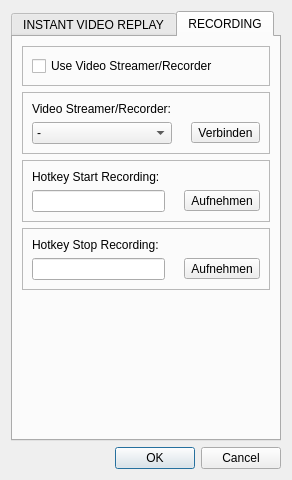
christopherK192/RecordWindow, file resource/settingdialog.ui: the form before one commit.
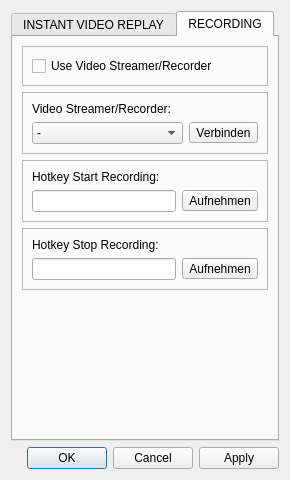
The form after the commit. The open tabs and pages were chosen to show the change. Icons and pictures are not drawn.

Commit message: canged setting window

What changed in the file:
```diff
--- a/resource/settingdialog.ui
+++ b/resource/settingdialog.ui
@@ -308,41 +308,6 @@
           <enum>QFrame::Raised</enum>
          </property>
          <layout class="QGridLayout" name="gridLayout_7">
-          <item row="1" column="2">
-           <widget class="QToolButton" name="button_videoStreamer">
-            <property name="text">
-             <string>Verbinden</string>
-            </property>
-           </widget>
-          </item>
-          <item row="1" column="0">
-           <widget class="QComboBox" name="comboBox_videoStreamer">
-            <item>
-             <property name="text">
-              <string>-</string>
-             </property>
-            </item>
-           </widget>
-          </item>
-          <item row="1" column="1">
-           <widget class="QLabel" name="check_videoStreamer">
-            <property name="maximumSize">
-             <size>
-              <width>25</width>
-              <height>25</height>
-             </size>
-            </property>
-            <property name="text">
-             <string/>
-            </property>
-            <property name="pixmap">
-             <pixmap resource="../icons.qrc">:/icons/icons/checkNO.svg</pixmap>
-            </property>
-            <property name="scaledContents">
-             <bool>true</bool>
-            </property>
-           </widget>
-          </item>
           <item row="0" column="0">
            <widget class="QLabel" name="label_9">
             <property name="text">
@@ -350,6 +315,22 @@
             </property>
            </widget>
           </item>
+          <item row="1" column="0">
+           <widget class="QComboBox" name="comboBox_videoStreamer">
+            <item>
+             <property name="text">
+              <string>-</string>
+             </property>
+            </item>
+           </widget>
+          </item>
+          <item row="1" column="1">
+           <widget class="QToolButton" name="button_videoStreamer">
+            <property name="text">
+             <string>Verbinden</string>
+            </property>
+           </widget>
+          </item>
          </layout>
         </widget>
        </item>
@@ -363,21 +344,9 @@
          </property>
          <layout class="QGridLayout" name="gridLayout_4">
           <item row="1" column="1">
-           <widget class="QLabel" name="check_hotkeyStart">
-            <property name="maximumSize">
-             <size>
-              <width>25</width>
-              <height>25</height>
-             </size>
-            </property>
+           <widget class="QToolButton" name="button_hotkeyStart">
             <property name="text">
-             <string/>
-            </property>
-            <property name="pixmap">
-             <pixmap resource="../icons.qrc">:/icons/icons/checkNO.svg</pixmap>
-            </property>
-            <property name="scaledContents">
-             <bool>true</bool>
+             <string>Aufnehmen</string>
             </property>
            </widget>
           </item>
@@ -391,13 +360,6 @@
             </property>
            </widget>
           </item>
-          <item row="1" column="2">
-           <widget class="QToolButton" name="button_hotkeyStart">
-            <property name="text">
-             <string>Aufnehmen</string>
-            </property>
-           </widget>
-          </item>
          </layout>
         </widget>
        </item>
@@ -411,21 +373,9 @@
          </property>
          <layout class="QGridLayout" name="gridLayout_6">
           <item row="1" column="1">
-           <widget class="QLabel" name="check_hotkeyStop">
-            <property name="maximumSize">
-             <size>
-              <width>25</width>
-              <height>25</height>
-             </size>
-            </property>
+           <widget class="QToolButton" name="button_hotkeyStop">
             <property name="text">
-             <string/>
-            </property>
-            <property name="pixmap">
-             <pixmap resource="../icons.qrc">:/icons/icons/checkNO.svg</pixmap>
-            </property>
-            <property name="scaledContents">
-             <bool>true</bool>
+             <string>Aufnehmen</string>
             </property>
            </widget>
           </item>
@@ -439,13 +389,6 @@
             </property>
            </widget>
           </item>
-          <item row="1" column="2">
-           <widget class="QToolButton" name="button_hotkeyStop">
-            <property name="text">
-             <string>Aufnehmen</string>
-            </property>
-           </widget>
-          </item>
          </layout>
         </widget>
        </item>
@@ -469,7 +412,7 @@
    <item>
     <widget class="QDialogButtonBox" name="buttonBox">
      <property name="standardButtons">
-      <set>QDialogButtonBox::Cancel|QDialogButtonBox::Ok</set>
+      <set>QDialogButtonBox::Apply|QDialogButtonBox::Cancel|QDialogButtonBox::Ok</set>
      </property>
     </widget>
    </item>
```
Left out of the diff: 105 changed lines with no effect on the pictures. The commit also changes 7 other files.
